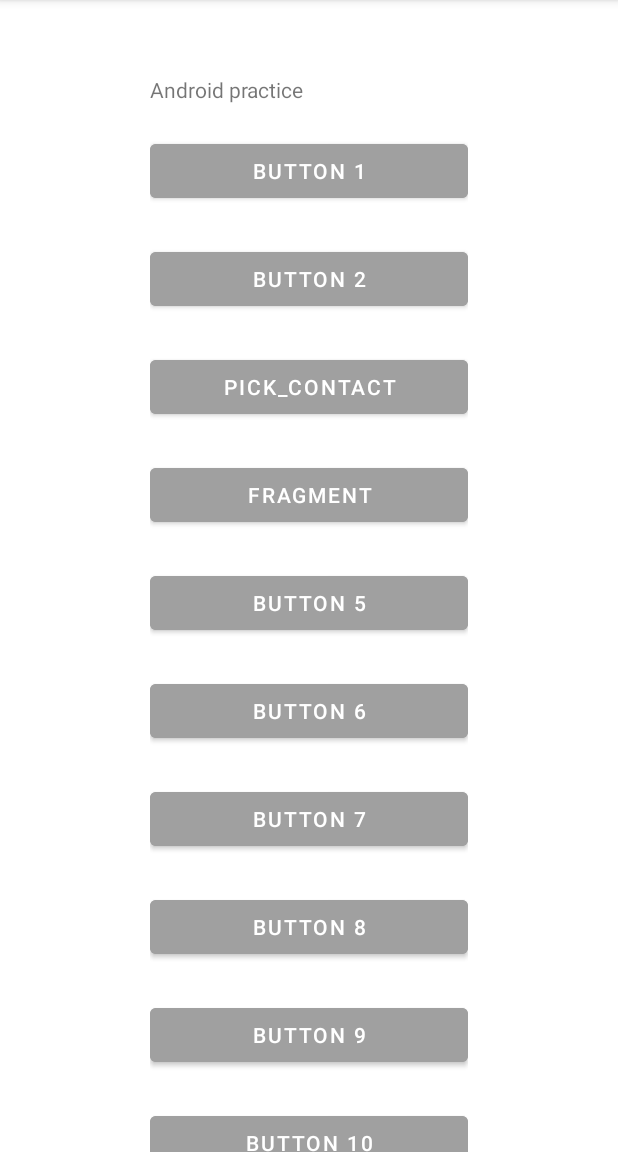
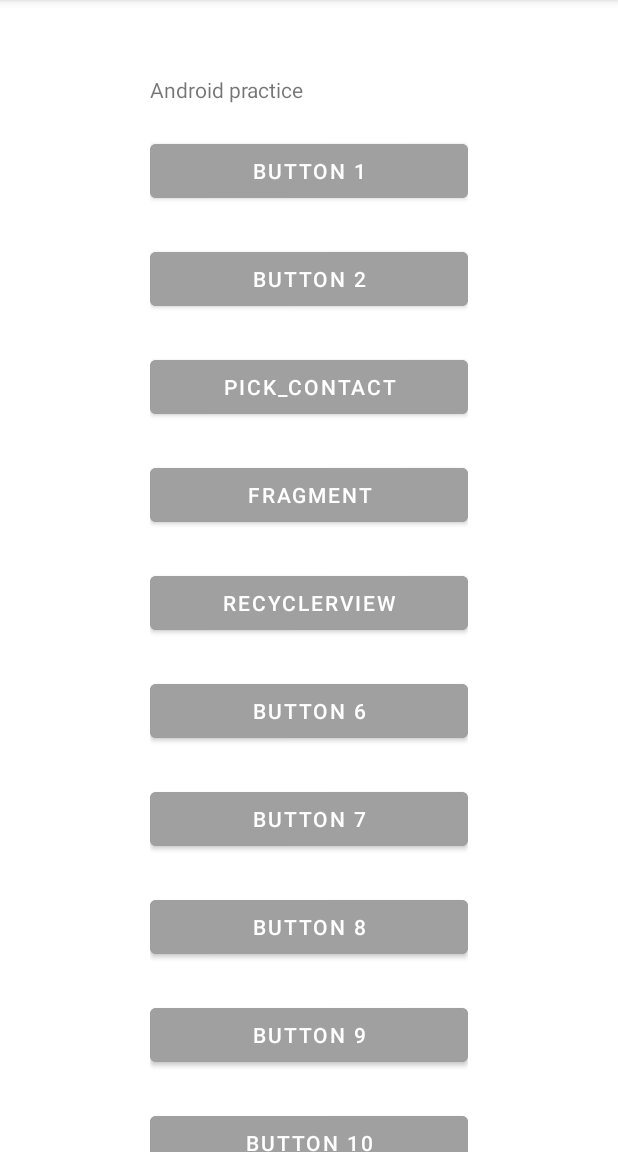
Before and after one commit to TingyuDong/android-demo-helloworld, an Android app: the screen it shows after launch (MainActivity), on a phone screen of 412 x 824 dp, the part 84-1236 px from its top. Run offline under Robolectric (Android 15) with nearby library versions, the phone set to English and light mode, and no system bars.

```diff
--- a/app/src/main/res/layout/activity_frame_homework.xml
+++ b/app/src/main/res/layout/activity_frame_homework.xml
@@ -50,10 +50,11 @@
                 android:backgroundTint="@color/gray" />
 
             <Button
+                android:id="@+id/btn_recyclerView"
                 android:layout_width="match_parent"
                 android:layout_height="wrap_content"
                 android:layout_marginTop="24dp"
-                android:text="@string/button_5"
+                android:text="@string/recyclerview"
                 android:backgroundTint="@color/gray" />
 
             <Button
--- a/app/src/main/res/values/strings.xml
+++ b/app/src/main/res/values/strings.xml
@@ -39,4 +39,5 @@
     <string name="java">Java</string>
     <string name="java_introduce" translatable="false">Java is a High Level, class-based, object-oriented programming language that is designed to have as few implementation dependencies as possible.</string>
     <string name="android_introduce" translatable="false">Android is a mobile operating system based on a modified version of the Linux kernel and other open source software, designed primarily for touchscreen mobile devices such as smartphones and tablets.</string>
+    <string name="recyclerview" translatable="false">RecyclerView</string>
 </resources>
```
Also changed, not shown: app/src/main/AndroidManifest.xml (+7 -0 lines), app/src/main/java/com/thoughtworks/androidtrain/TweetsActivity.kt (added, +11 -0 lines), app/src/main/res/layout/activity_tweets.xml (added, +8 -0 lines).
